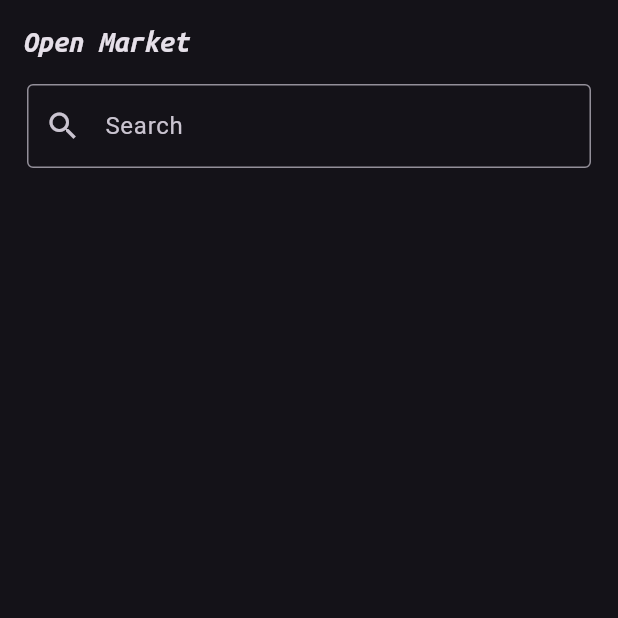
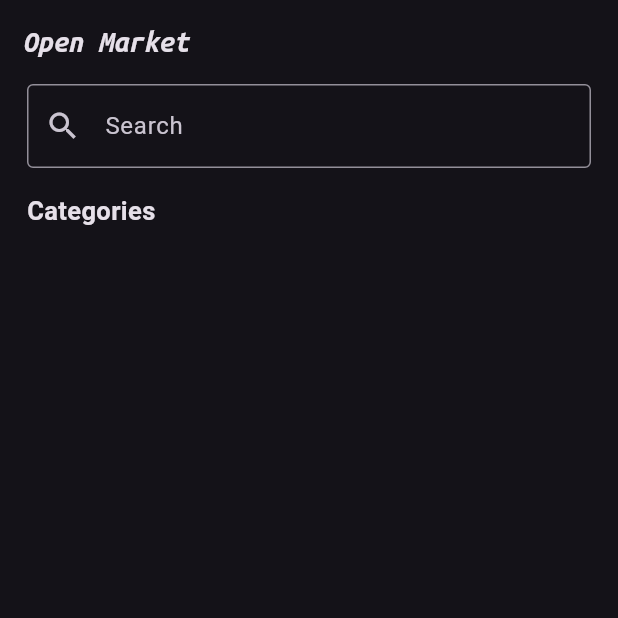
Before and after one commit to AhmedSamir25/Open-Market, a Flutter app: the screen it shows once a user with an empty profile is signed in, on a phone screen of 412 x 824 dp, the top half of it. Run offline on Flutter 3.47's test engine with Material 3 defaults, Android fonts, the phone set to English and light mode, and no system bars; our stand-ins replace firebase_auth, firebase_core, flutter_bloc, font_awesome_flutter, go_router, shared_preferences; missing offline and left inert: firebase_cloud_firestore; accounts and stored records are empty.

Commit message:
categories model and categories item data list

```diff
--- a/lib/core/theme/text_style.dart
+++ b/lib/core/theme/text_style.dart
@@ -16,7 +16,10 @@ abstract class StyleText {
      fontWeight: FontWeight.bold,
       fontFamily: "Ubuntu Sans Mono",
      );
-
+  static TextStyle textStyle17 = const TextStyle(
+    fontSize: 17,
+    fontWeight: FontWeight.bold,
+  );
   static TextStyle textStyleWhiteUbuntu15 = const TextStyle(
     fontSize: 15,
     fontFamily: "Ubuntu Sans Mono",
--- a/lib/features/home/view/home_view.dart
+++ b/lib/features/home/view/home_view.dart
@@ -7,16 +7,21 @@ class HomeView extends StatelessWidget {
 
   @override
   Widget build(BuildContext context) {
-    return  Scaffold(
+    double heightMedia = MediaQuery.of(context).size.height;
+    return Scaffold(
       appBar: AppBar(
-        title: Text('Open Market',style: StyleText.textStyleUbuntu18),
+        title: Text('Open Market', style: StyleText.textStyleUbuntu18),
       ),
-      body: const SingleChildScrollView(
+      body: SingleChildScrollView(
         child: Padding(
-          padding: EdgeInsets.symmetric(horizontal: 18.0),
+          padding: const EdgeInsets.symmetric(horizontal: 18.0),
           child: Column(
+            crossAxisAlignment: CrossAxisAlignment.start,
             children: [
-              SearchTextFieldBar(),
+              const SearchTextFieldBar(),
+              SizedBox(height: heightMedia * 0.02,),
+              Text('Categories',style: StyleText.textStyle17,),
+
             ],
           ),
         ),
--- a/pubspec.yaml
+++ b/pubspec.yaml
@@ -54,8 +54,8 @@ flutter:
   # the material Icons class.
   uses-material-design: true
   # To add assets to your application, add an assets section, like this:
-  # assets:
-  #   - images/a_dot_burr.jpeg
+  assets:
+    - assets/images/
   #   - images/a_dot_ham.jpeg
   # An image asset can refer to one or more resolution-specific "variants", see
   # https://flutter.dev/assets-and-images/#resolution-aware
```
Also changed, not shown: lib/core/constant/assets_manager.dart (added, +10 -0 lines), lib/features/home/data/local_data/categories_data.dart (added, +36 -0 lines), lib/features/home/data/model/categories_model.dart (added, +7 -0 lines), assets/images/icons/armchair.png (added), assets/images/icons/car.png (added), assets/images/icons/desktop-pc.png (added), assets/images/icons/dress.png (added), assets/images/icons/house.png (added), assets/images/icons/refrigerator.png (added), assets/images/icons/smartphone.png (added).
